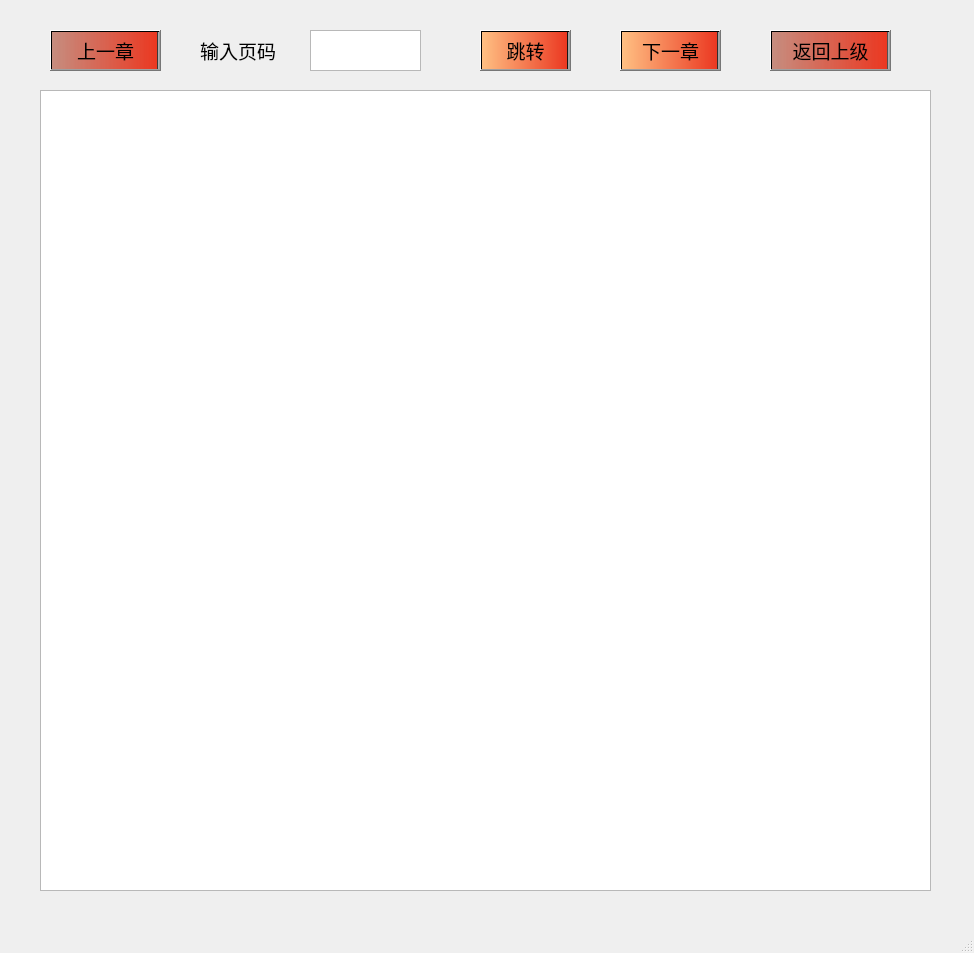
Old version of the form find_page.ui in the repository CuteWans/NovelSpider.
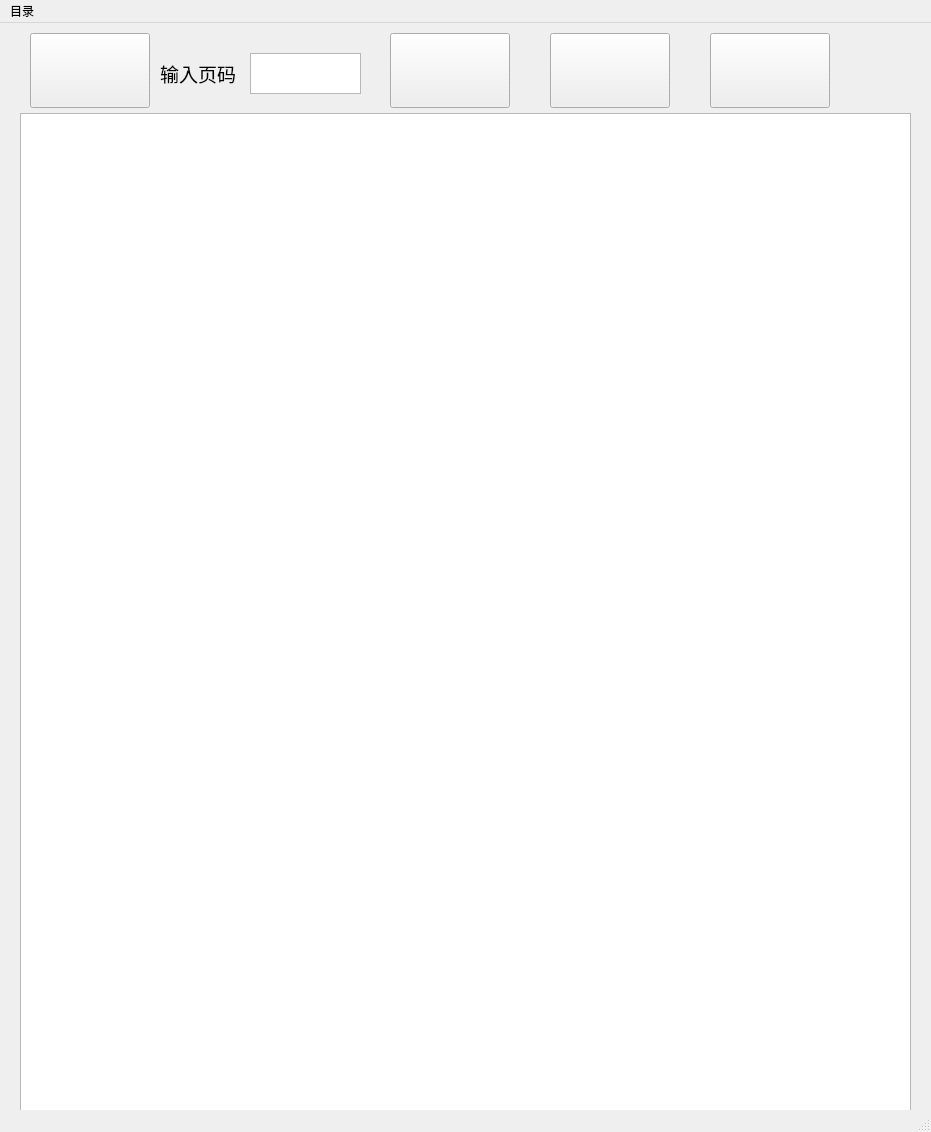
New version of the form. Icons and pictures are not drawn.

```diff
--- a/find_page.ui
+++ b/find_page.ui
@@ -6,8 +6,8 @@
    <rect>
     <x>0</x>
     <y>0</y>
-    <width>974</width>
-    <height>953</height>
+    <width>931</width>
+    <height>1132</height>
    </rect>
   </property>
   <property name="windowTitle">
@@ -17,10 +17,10 @@
    <widget class="QTextBrowser" name="textBrowser">
     <property name="geometry">
      <rect>
-      <x>40</x>
+      <x>20</x>
       <y>90</y>
       <width>891</width>
-      <height>801</height>
+      <height>1041</height>
      </rect>
     </property>
     <property name="styleSheet">
@@ -30,12 +30,17 @@
    <widget class="QTextEdit" name="textEdit">
     <property name="geometry">
      <rect>
-      <x>310</x>
+      <x>250</x>
       <y>30</y>
       <width>111</width>
       <height>41</height>
      </rect>
     </property>
+    <property name="font">
+     <font>
+      <pointsize>16</pointsize>
+     </font>
+    </property>
     <property name="styleSheet">
      <string notr="true">
 background-image:url(&quot;&quot;);</string>
@@ -44,7 +49,7 @@
    <widget class="QLabel" name="label">
     <property name="geometry">
      <rect>
-      <x>200</x>
+      <x>160</x>
       <y>30</y>
       <width>91</width>
       <height>41</height>
@@ -69,10 +74,10 @@
    <widget class="QPushButton" name="pushButton">
     <property name="geometry">
      <rect>
-      <x>480</x>
-      <y>30</y>
-      <width>91</width>
-      <height>41</height>
+      <x>390</x>
+      <y>10</y>
+      <width>120</width>
+      <height>75</height>
      </rect>
     </property>
     <property name="font">
@@ -84,19 +89,19 @@
      </font>
     </property>
     <property name="styleSheet">
-     <string notr="true">background:qlineargradient(spread:pad, x1:0, y1:0, x2:1, y2:0, stop:0 rgba(255, 192, 131, 255), stop:0.979381 rgba(235, 56, 33, 255), stop:0.98 rgba(0, 0, 0, 255), stop:1 rgba(0, 0, 0, 0))</string>
+     <string notr="true">border-image:url(:/pic/222.jpg)</string>
     </property>
     <property name="text">
-     <string>跳转</string>
+     <string/>
     </property>
    </widget>
    <widget class="QPushButton" name="pushButton_2">
     <property name="geometry">
      <rect>
-      <x>50</x>
-      <y>30</y>
-      <width>111</width>
-      <height>41</height>
+      <x>30</x>
+      <y>10</y>
+      <width>120</width>
+      <height>75</height>
      </rect>
     </property>
     <property name="font">
@@ -109,19 +114,19 @@
      </font>
     </property>
     <property name="styleSheet">
-     <string notr="true">background:qlineargradient(spread:pad, x1:0, y1:0, x2:1, y2:0, stop:0 rgba(180, 98, 78, 177), stop:0.979381 rgba(235, 56, 33, 255), stop:0.98 rgba(0, 0, 0, 255), stop:1 rgba(0, 0, 0, 0))</string>
+     <string notr="true">border-image:url(:/pic/444.jpg)</string>
     </property>
     <property name="text">
-     <string>上一章</string>
+     <string/>
     </property>
    </widget>
    <widget class="QPushButton" name="pushButton_3">
     <property name="geometry">
      <rect>
-      <x>620</x>
-      <y>30</y>
-      <width>101</width>
-      <height>41</height>
+      <x>550</x>
+      <y>10</y>
+      <width>120</width>
+      <height>75</height>
      </rect>
     </property>
     <property name="font">
@@ -134,19 +139,19 @@
      </font>
     </property>
     <property name="styleSheet">
-     <string notr="true">background:qlineargradient(spread:pad, x1:0, y1:0, x2:1, y2:0, stop:0 rgba(255, 192, 131, 255), stop:0.979381 rgba(235, 56, 33, 255), stop:0.98 rgba(0, 0, 0, 255), stop:1 rgba(0, 0, 0, 0))</string>
+     <string notr="true">border-image:url(:/pic/333.jpg)</string>
     </property>
     <property name="text">
-     <string>下一章</string>
+     <string/>
     </property>
    </widget>
    <widget class="QPushButton" name="pushButton_4">
     <property name="geometry">
      <rect>
-      <x>770</x>
-      <y>30</y>
-      <width>121</width>
-      <height>41</height>
+      <x>710</x>
+      <y>10</y>
+      <width>120</width>
+      <height>75</height>
      </rect>
     </property>
     <property name="font">
@@ -156,10 +161,10 @@
      </font>
     </property>
     <property name="styleSheet">
-     <string notr="true">background:qlineargradient(spread:pad, x1:0, y1:0, x2:1, y2:0, stop:0 rgba(180, 98, 78, 177), stop:0.979381 rgba(235, 56, 33, 255), stop:0.98 rgba(0, 0, 0, 255), stop:1 rgba(0, 0, 0, 0))</string>
+     <string notr="true">border-image:url(:/pic/111.jpg)</string>
     </property>
     <property name="text">
-     <string>返回上级</string>
+     <string/>
     </property>
    </widget>
   </widget>
@@ -168,10 +173,16 @@
     <rect>
      <x>0</x>
      <y>0</y>
-     <width>974</width>
+     <width>931</width>
      <height>28</height>
     </rect>
    </property>
+   <widget class="QMenu" name="menu">
+    <property name="title">
+     <string>目录</string>
+    </property>
+   </widget>
+   <addaction name="menu"/>
   </widget>
   <widget class="QStatusBar" name="statusbar"/>
  </widget>
```
Left out of the diff: 3 changed lines with no effect on the pictures.
